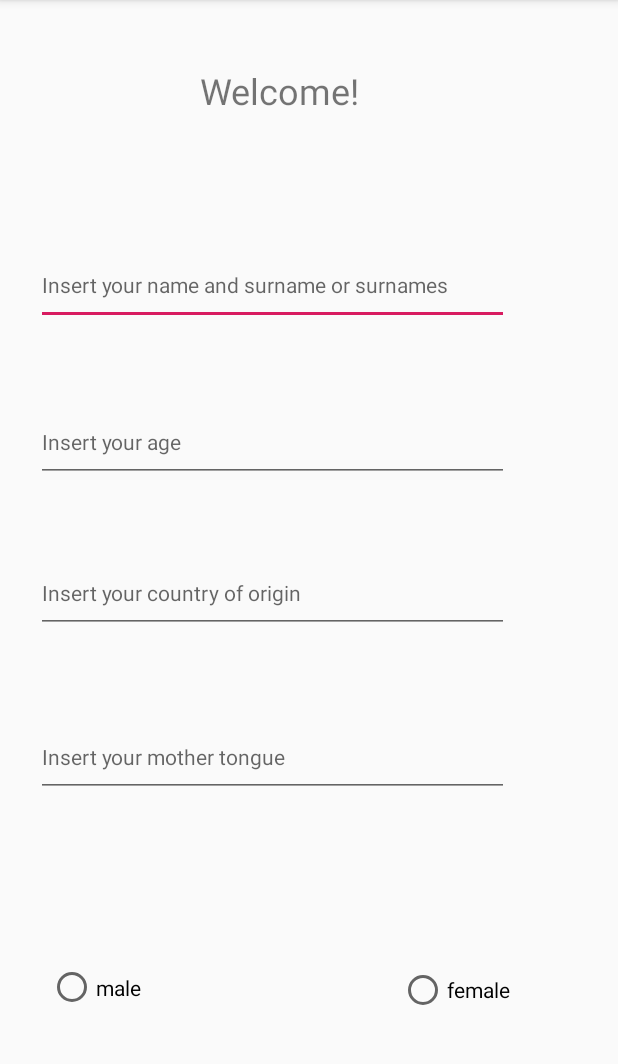
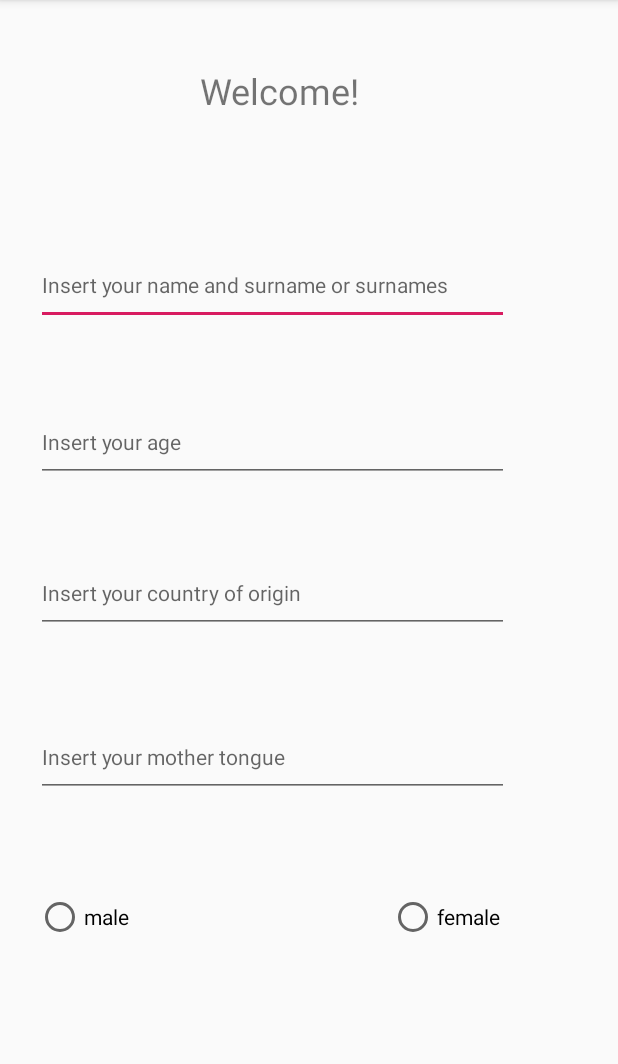
Before and after one commit to KerDW/AndroidMultilanguage, an Android app: the screen it shows after launch (MainActivity), on a phone screen of 412 x 824 dp, the part 84-1148 px from its top. Run offline under Robolectric (Android 15) with nearby library versions, the phone set to English and light mode, and no system bars.

Commit message:
added radiogroup for the radiobuttons

```diff
--- a/app/src/main/res/layout/activity_main.xml
+++ b/app/src/main/res/layout/activity_main.xml
@@ -71,13 +71,20 @@
         app:layout_constraintStart_toStartOf="parent"
         app:layout_constraintTop_toBottomOf="@+id/country" />
 
+    <RadioGroup
+        android:layout_width="325dp"
+        android:layout_height="49dp"
+        android:layout_marginStart="24dp"
+        android:layout_marginLeft="24dp"
+        android:layout_marginBottom="132dp"
+        android:orientation="horizontal"
+        app:layout_constraintBottom_toBottomOf="parent"
+        app:layout_constraintStart_toStartOf="parent">
+
         <RadioButton
             android:id="@+id/male"
-        android:layout_width="83dp"
-        android:layout_height="35dp"
-        android:layout_marginStart="32dp"
-        android:layout_marginLeft="32dp"
-        android:layout_marginBottom="92dp"
+            android:layout_width="75dp"
+            android:layout_height="49dp"
             android:text="@string/male"
             app:layout_constraintBottom_toBottomOf="parent"
             app:layout_constraintStart_toStartOf="parent" />
@@ -85,13 +92,14 @@
         <RadioButton
             android:id="@+id/female"
             android:layout_width="wrap_content"
-        android:layout_height="wrap_content"
-        android:layout_marginEnd="72dp"
-        android:layout_marginRight="72dp"
-        android:layout_marginBottom="92dp"
+            android:layout_height="49dp"
+            android:layout_marginStart="160dp"
+            android:layout_marginLeft="50dp"
             android:text="@string/female"
             app:layout_constraintBottom_toBottomOf="parent"
             app:layout_constraintEnd_toEndOf="parent" />
 
+    </RadioGroup>
+
 
 </androidx.constraintlayout.widget.ConstraintLayout>
```
Lines whose indentation alone changed are shown as unchanged.
